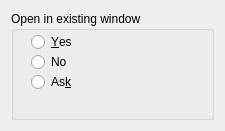
KDE/kgraphviewer, file src/preferencesOpenInExistingWindow.ui: the form before one commit.
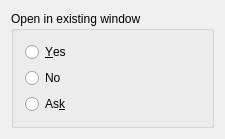
The form after the commit.

Commit message: Make settings dialogs auto-layout themselves properly.

```diff
--- a/src/preferencesOpenInExistingWindow.ui
+++ b/src/preferencesOpenInExistingWindow.ui
@@ -23,6 +23,9 @@
    </size>
   </property>
   <layout class="QGridLayout">
+   <property name="sizeConstraint">
+    <enum>QLayout::SetMinimumSize</enum>
+   </property>
    <item row="0" column="0">
     <widget class="QGroupBox" name="openInExistingWindowMode">
      <property name="sizePolicy">
@@ -34,28 +37,19 @@
      <property name="title">
       <string>Open in existing window</string>
      </property>
+     <layout class="QVBoxLayout" name="verticalLayout">
+      <property name="sizeConstraint">
+       <enum>QLayout::SetMinimumSize</enum>
+      </property>
+      <item>
      <widget class="QRadioButton" name="yes">
-      <property name="geometry">
-       <rect>
-        <x>20</x>
-        <y>20</y>
-        <width>107</width>
-        <height>22</height>
-       </rect>
-      </property>
       <property name="text">
        <string>&amp;Yes</string>
       </property>
      </widget>
+      </item>
+      <item>
      <widget class="QRadioButton" name="no">
-      <property name="geometry">
-       <rect>
-        <x>20</x>
-        <y>40</y>
-        <width>107</width>
-        <height>22</height>
-       </rect>
-      </property>
       <property name="text">
        <string>No</string>
       </property>
@@ -63,19 +57,15 @@
        <string/>
       </property>
      </widget>
+      </item>
+      <item>
      <widget class="QRadioButton" name="ask">
-      <property name="geometry">
-       <rect>
-        <x>20</x>
-        <y>60</y>
-        <width>107</width>
-        <height>22</height>
-       </rect>
-      </property>
       <property name="text">
        <string>As&amp;k</string>
       </property>
      </widget>
+      </item>
+     </layout>
     </widget>
    </item>
   </layout>
```
Lines whose indentation alone changed are shown as unchanged. The commit also changes 3 other files.
